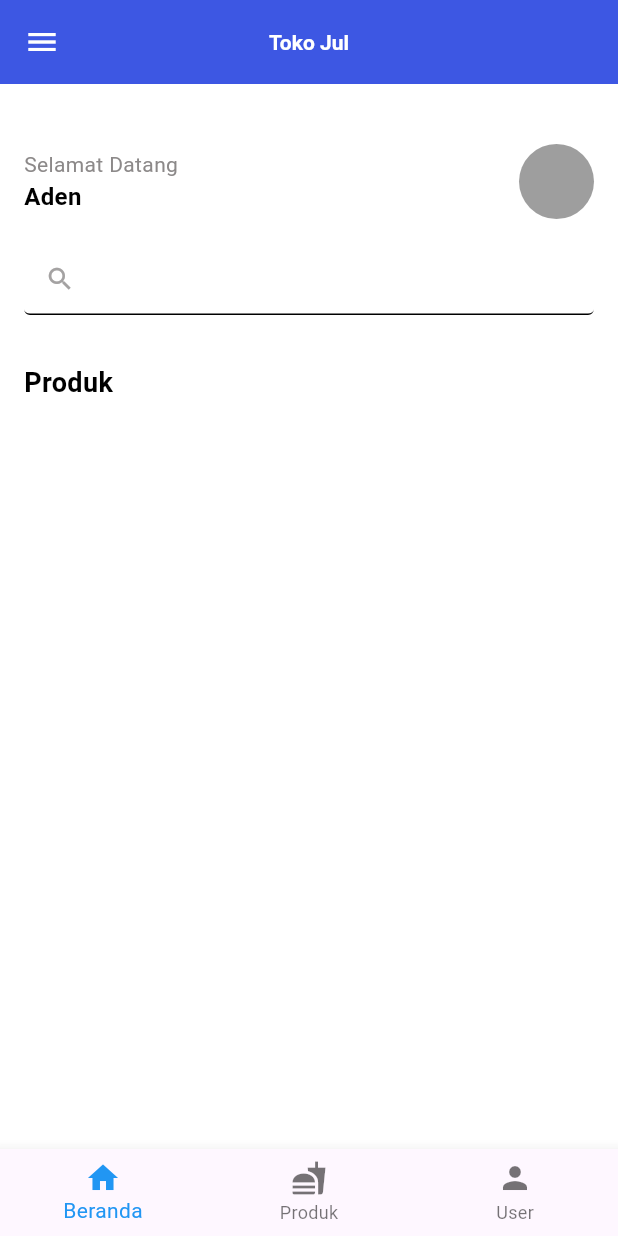
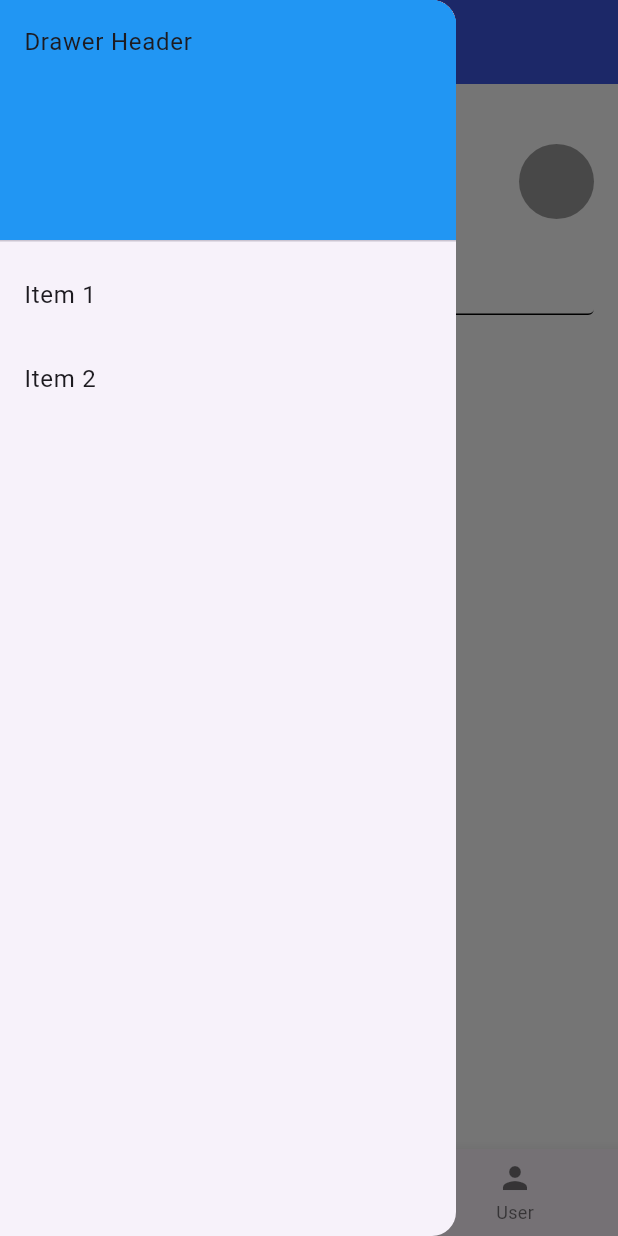
Before and after one commit to burik56/ukk_2025, a Flutter app: the Homepage screen opened directly, with the side drawer open (before the commit the screen has no drawer), on a phone screen of 412 x 824 dp. Run offline on Flutter 3.47's test engine with Material 3 defaults, Android fonts, the phone set to English and light mode, and no system bars; our stand-ins replace supabase_flutter; accounts and stored records are empty.

Commit message:
Deskripsi perubahan

```diff
--- a/lib/homepage.dart
+++ b/lib/homepage.dart
@@ -36,6 +36,34 @@ class _HomepageState extends State<Homepage> {
   @override
   Widget build(BuildContext context) {
     return Scaffold(
+      drawer: Drawer(
+        child: ListView(
+          // Important: Remove any padding from the ListView.
+          padding: EdgeInsets.zero,
+          children: [
+            const DrawerHeader(
+              decoration: BoxDecoration(
+                color: Colors.blue,
+              ),
+              child: Text('Drawer Header'),
+            ),
+            ListTile(
+              title: const Text('Item 1'),
+              onTap: () {
+                // Update the state of the app.
+                // ...
+              },
+            ),
+            ListTile(
+              title: const Text('Item 2'),
+              onTap: () {
+                // Update the state of the app.
+                // ...
+              },
+            ),
+          ],
+        ),
+      ),
       appBar: AppBar(
         elevation: 2,
         centerTitle: true,
```
Also changed, not shown: 1 other file.
